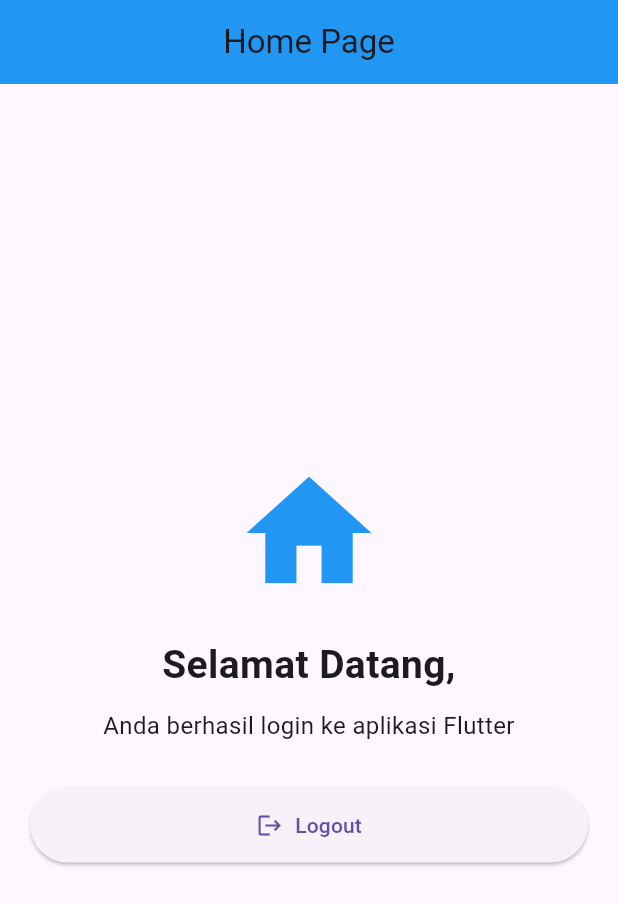
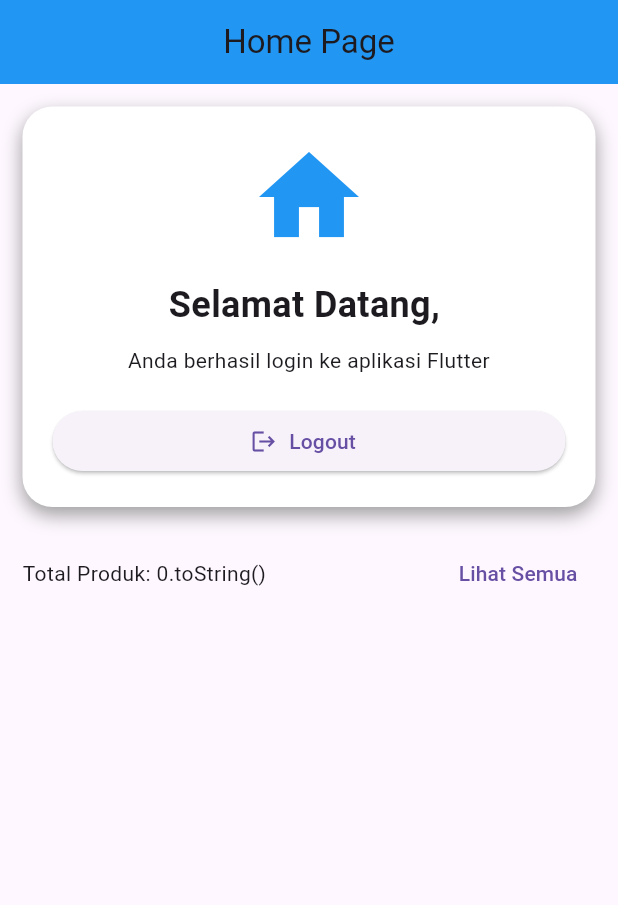
Before and after one commit to charlieve33/Pertemuan10_2306007, a Flutter app: the HomePage screen opened directly, on a phone screen of 412 x 824 dp. Shown: the top 905 px of the screen. Run offline on Flutter 3.47's test engine with Material 3 defaults, Android fonts, the phone set to English and light mode, and no system bars; our stand-ins replace shared_preferences; accounts and stored records are empty.

Commit message:
pertemuan-12

```diff
--- a/pertemuan10_2306007/lib/pages/home_page.dart
+++ b/pertemuan10_2306007/lib/pages/home_page.dart
@@ -1,6 +1,8 @@
 import 'package:flutter/material.dart';
+import 'package:pertemuan10_2306007/pages/product_page.dart';
 import 'package:shared_preferences/shared_preferences.dart';
 import 'login_page.dart';
+import '../models/product_models.dart';
 
 class HomePage extends StatefulWidget {
   const HomePage({super.key});
@@ -11,11 +13,14 @@ class HomePage extends StatefulWidget {
 
 class _HomePageState extends State<HomePage> {
   String username = "";
+  List<ProductModel> products = [];
+  int totalProducts = 4;
 
   @override
   void initState() {
     super.initState();
     getUser();
+    loadProducts();
   }
 
   Future<void> getUser() async {
@@ -26,6 +31,20 @@ class _HomePageState extends State<HomePage> {
     });
   }
 
+  Future<void> loadProducts() async {
+    final prefs = await SharedPreferences.getInstance();
+
+    List<String> productList = prefs.getStringList('products') ?? [];
+    totalProducts = productList.length;
+    setState(() {
+      products = productList.reversed
+          .take(3)
+          .map((item) => ProductModel.fromJson(item))
+          .toList();
+    });
+  }
+
+
   Future<void> logout() async {
     final prefs = await SharedPreferences.getInstance();
 
@@ -34,9 +53,7 @@ class _HomePageState extends State<HomePage> {
 
     Navigator.pushReplacement(
       context,
-      MaterialPageRoute(
-        builder: (context) => const LoginPage(),
-      ),
+      MaterialPageRoute(builder: (context) => const LoginPage()),
     );
   }
 
@@ -48,25 +65,35 @@ class _HomePageState extends State<HomePage> {
         centerTitle: true,
         backgroundColor: Colors.blue,
       ),
-      body: Center(
-        child: Padding(
+
+      body: Padding(
+        padding: const EdgeInsets.all(15),
+        child: Column(
+          children: [
+            Container(
+              width: double.infinity,
               padding: const EdgeInsets.all(20),
+              decoration: BoxDecoration(
+                color: Colors.white,
+                borderRadius: BorderRadius.circular(20),
+                boxShadow: const [
+                  BoxShadow(
+                    color: Colors.grey,
+                    blurRadius: 10,
+                    offset: Offset(0, 5),
+                  ),
+                ],
+              ),
               child: Column(
-            mainAxisAlignment: MainAxisAlignment.center,
                 children: [
-              const Icon(
-                Icons.home,
-                size: 100,
-                color: Colors.blue,
-              ),
+                  const Icon(Icons.home, size: 80, color: Colors.blue),
 
-              const SizedBox(height: 20),
+                  const SizedBox(height: 15),
 
                   Text(
                     "Selamat Datang, $username",
-                textAlign: TextAlign.center,
                     style: const TextStyle(
-                  fontSize: 26,
+                      fontSize: 24,
                       fontWeight: FontWeight.bold,
                     ),
                   ),
@@ -76,12 +103,9 @@ class _HomePageState extends State<HomePage> {
                   const Text(
                     "Anda berhasil login ke aplikasi Flutter",
                     textAlign: TextAlign.center,
-                style: TextStyle(
-                  fontSize: 16,
-                ),
                   ),
 
-              const SizedBox(height: 30),
+                  const SizedBox(height: 20),
 
                   SizedBox(
                     width: double.infinity,
@@ -89,16 +113,30 @@ class _HomePageState extends State<HomePage> {
                       onPressed: logout,
                       icon: const Icon(Icons.logout),
                       label: const Text("Logout"),
-                  style: ElevatedButton.styleFrom(
-                    padding: const EdgeInsets.symmetric(
-                      vertical: 15,
-                    ),
-                  ),
                     ),
                   ),
                 ],
               ),
             ),
+
+            const SizedBox(height: 20),
+
+            Row(
+              mainAxisAlignment: MainAxisAlignment.spaceBetween,
+              children: [ Text("Total Produk: $totalProducts.toString()",),
+              TextButton(
+                onPressed: () {
+                  Navigator.push(
+                    context,
+                    MaterialPageRoute(builder: (context) => const ProductPage()),
+                  );
+                },
+                child: const Text("Lihat Semua"),
+              ),
+              ],
+            ),
+          ],
+        ),
       ),
     );
   }
```
Also changed, not shown: pertemuan10_2306007/lib/pages/product_detail_page.dart (added, +31 -0 lines), pertemuan10_2306007/lib/pages/product_page.dart (added, +194 -0 lines), pertemuan10_2306007/lib/widgets/product_card.dart (added, +59 -0 lines). Lines whose indentation alone changed are shown as unchanged.
